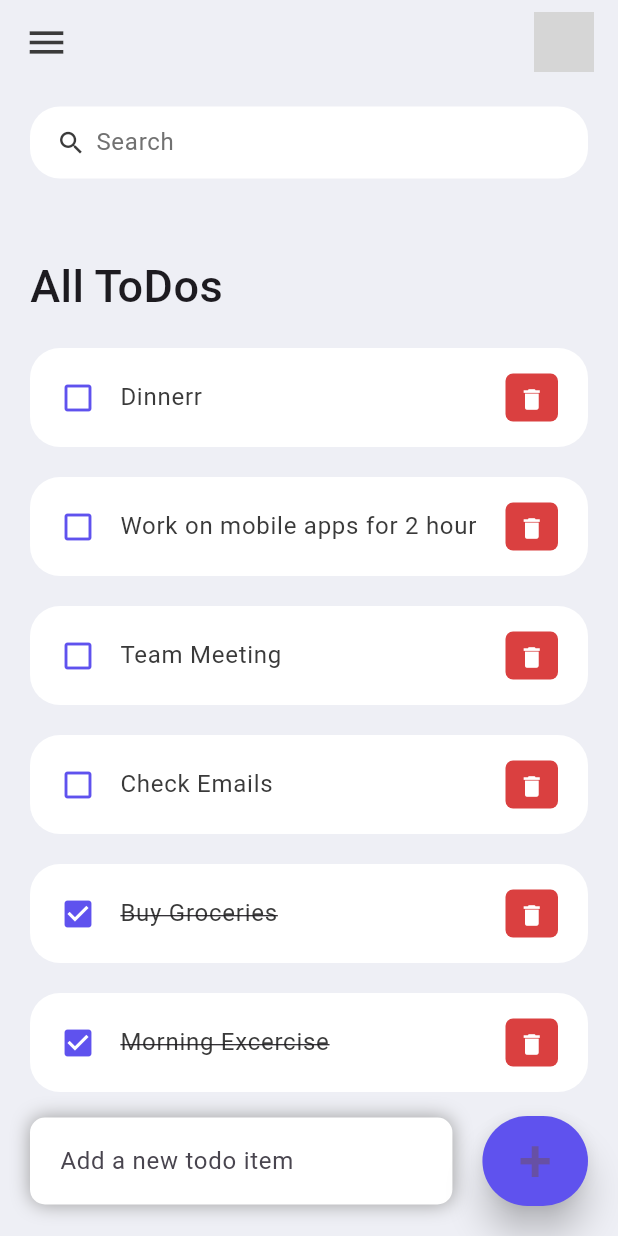
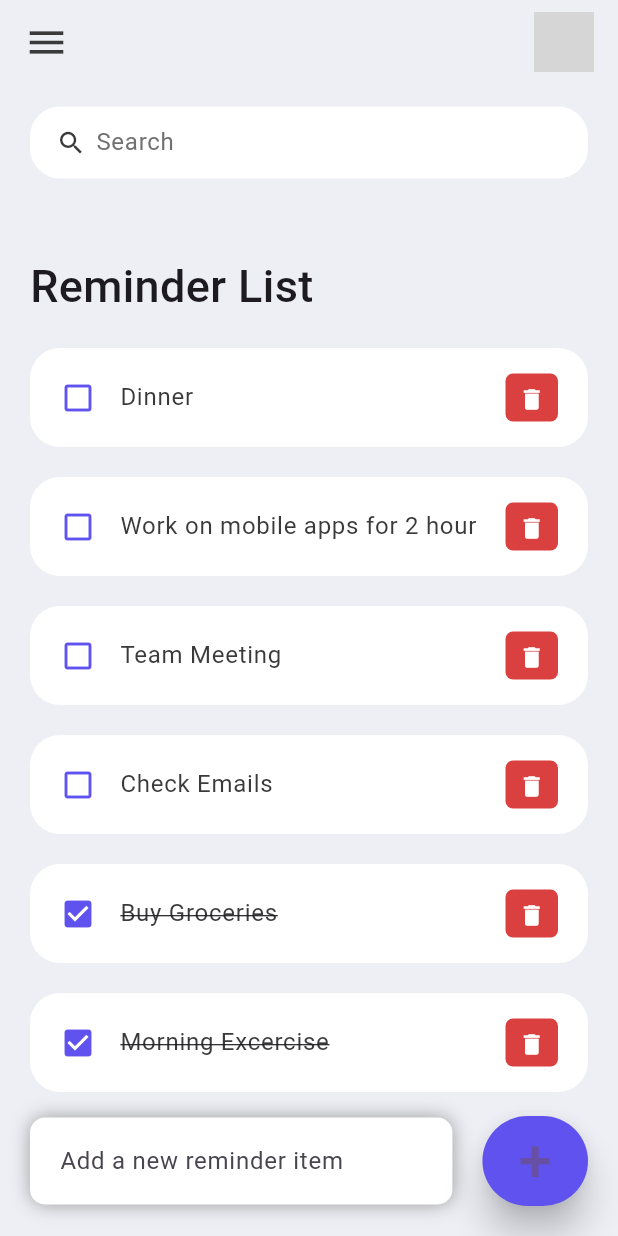
Before and after one commit to Hana-Osama/ReminderApp, a Flutter app: the screen it shows after launch, on a phone screen of 412 x 824 dp. Run offline on Flutter 3.47's test engine with Material 3 defaults, Android fonts, the phone set to English and light mode, and no system bars; network calls fail; grey boxes are pictures that could not be loaded.

Commit message:
first commit

```diff
--- a/lib/model/todo.dart
+++ b/lib/model/reminder.dart
@@ -27,7 +27,7 @@ class ToDo {
       ),
       ToDo(
         id: '06',
-        todoText: 'Dinnerr',
+        todoText: 'Dinner ',
       ),
     ];
   }
--- a/lib/screens/home.dart
+++ b/lib/screens/home.dart
@@ -1,8 +1,8 @@
 import 'package:flutter/material.dart';
 
-import '../model/todo.dart';
+import '../model/reminder.dart';
 import '../constants/colors.dart';
-import '../widgets/todo_items.dart';
+import '../widgets/reminder_items.dart';
 
 class Home extends StatefulWidget {
   Home({Key? key}) : super(key: key);
@@ -46,7 +46,7 @@ class _HomeState extends State<Home> {
                           bottom: 20,
                         ),
                         child: Text(
-                          'All ToDos',
+                          'Reminder List',
                           style: TextStyle(
                             fontSize: 30,
                             fontWeight: FontWeight.w500,
@@ -70,7 +70,7 @@ class _HomeState extends State<Home> {
             child: Row(children: [
               Expanded(
                 child: Container(
-                  margin: EdgeInsets.only(
+                  margin: const EdgeInsets.only(
                     bottom: 20,
                     right: 20,
                     left: 20,
@@ -94,7 +94,7 @@ class _HomeState extends State<Home> {
                   child: TextField(
                     controller: _todoController,
                     decoration: InputDecoration(
-                        hintText: 'Add a new todo item',
+                        hintText: 'Add a new reminder item',
                         border: InputBorder.none),
                   ),
                 ),
@@ -211,8 +211,7 @@ class _HomeState extends State<Home> {
           child: ClipRRect(
               borderRadius: BorderRadius.circular(20),
               child: Image.network(
-                  'https://www.google.com/url?sa=i&url=https%3A%2F%2Fwww.forbes.com%2Fsites%2Fbiancabarratt%2F2019%2F01%2F30%2Fhow-to-write-a-to-do-list-that-youll-actually-stick-to%2F&psig=AOvVaw1ZeejAA-byQexOxFzoQUgd&ust=1726683253058000&source=images&cd=vfe&opi=89978449&ved=0CBEQjRxqFwoTCJDuo-7KyogDFQAAAAAdAAAAABAE') //asset('assets/images/avatar.jpeg'),
-              ),
+                  'https://cdn-icons-png.flaticon.com/512/8476/8476682.png')),
         ),
       ]),
     );
--- a/lib/widgets/todo_items.dart
+++ b/lib/widgets/reminder_items.dart
@@ -1,6 +1,6 @@
 import 'package:flutter/material.dart';
 
-import '../model/todo.dart';
+import '../model/reminder.dart';
 import '../constants/colors.dart';
 
 class ToDoItem extends StatelessWidget {
```
Also changed, not shown: 1 other file.
